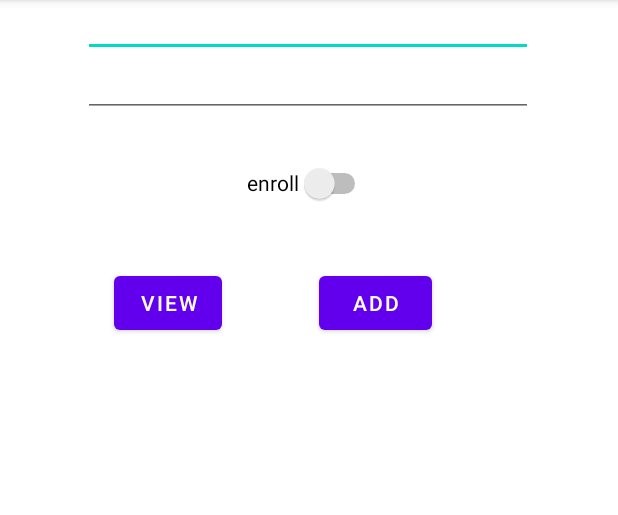
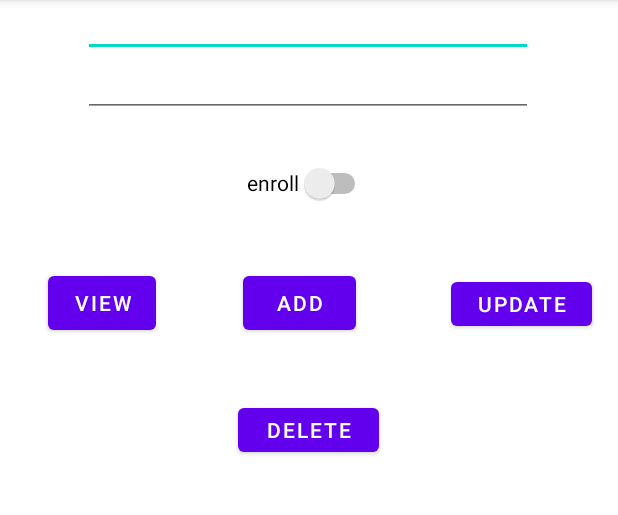
Before and after one commit to LaibaAftab/database, an Android app: the screen it shows after launch (MainActivity), on a phone screen of 412 x 824 dp, the part 84-599 px from its top. Run offline under Robolectric (Android 15) with nearby library versions, the phone set to English and light mode, and no system bars.

```diff
--- a/app/src/main/java/com/example/databasemc/DBhelper.java
+++ b/app/src/main/java/com/example/databasemc/DBhelper.java
@@ -5,6 +5,7 @@ import android.content.Context;
 import android.database.Cursor;
 import android.database.sqlite.SQLiteDatabase;
 import android.database.sqlite.SQLiteOpenHelper;
+import android.widget.EditText;
 
 import androidx.annotation.Nullable;
 
@@ -59,6 +60,18 @@ public class DBhelper extends SQLiteOpenHelper {
         //else{return true;}
     }
 
+    public boolean update(String s, String roll) {
+        SQLiteDatabase db = this.getReadableDatabase();
+        db.execSQL("UPDATE "+STUDENT_TABLE+" SET "+ STUDENT_NAME +"= "+"'"+s+"' "+ " WHERE "+ STUDENT_ROLL+" = "+"'"+roll+"'");
+        return true;
+    }
+
+    public boolean delete(String s, String roll) {
+        SQLiteDatabase db = this.getReadableDatabase();
+        db.execSQL("Delete FROM "+STUDENT_TABLE+" WHERE "+ STUDENT_NAME +"= "+"'"+s+"' "+ " AND "+ STUDENT_ROLL+" = "+"'"+roll+"'");
+        return true;
+    }
+
     public ArrayList<StudentModel> getAllStudents() {
 
         SQLiteDatabase db = this.getReadableDatabase();
--- a/app/src/main/java/com/example/databasemc/MainActivity.java
+++ b/app/src/main/java/com/example/databasemc/MainActivity.java
@@ -15,7 +15,7 @@ import java.util.List;
 
 public class MainActivity extends AppCompatActivity {
 
-    Button add,view;
+    Button add,view,update,delete;
     Switch enroll;
     EditText n,r;
     StudentModel studentModel;
@@ -26,6 +26,8 @@ public class MainActivity extends AppCompatActivity {
         setContentView(R.layout.activity_main);
         add = (Button)findViewById(R.id.button2);
         view = (Button)findViewById(R.id.button);
+        update = (Button)findViewById(R.id.button3);
+        delete = (Button)findViewById(R.id.button4);
         enroll = (Switch)findViewById(R.id.switch1);
         n =(EditText) findViewById(R.id.name);
         r =(EditText) findViewById(R.id.name2);
@@ -56,5 +58,21 @@ public class MainActivity extends AppCompatActivity {
                 listViewStudent.setAdapter(arrayAdapter);
             }
         });
+
+        update.setOnClickListener(new View.OnClickListener() {
+            @Override
+            public void onClick(View view) {
+                DBhelper dbHelper = new DBhelper(MainActivity.this);
+                dbHelper.update(n.getText().toString(),r.getText().toString());
+            }
+        });
+
+        delete.setOnClickListener(new View.OnClickListener() {
+            @Override
+            public void onClick(View view) {
+                DBhelper dbHelper = new DBhelper(MainActivity.this);
+                dbHelper.delete(n.getText().toString(),r.getText().toString());
+            }
+        });
     }
 }
--- a/app/src/main/res/layout/activity_main.xml
+++ b/app/src/main/res/layout/activity_main.xml
@@ -5,6 +5,19 @@
     android:layout_width="match_parent"
     android:layout_height="match_parent"
     tools:context=".MainActivity">
+
+    <Button
+        android:id="@+id/button4"
+        android:layout_width="94dp"
+        android:layout_height="41dp"
+        android:layout_marginTop="120dp"
+        android:text="Delete"
+        app:layout_constraintBottom_toBottomOf="@+id/listViewStudent"
+        app:layout_constraintEnd_toEndOf="parent"
+        app:layout_constraintHorizontal_bias="0.498"
+        app:layout_constraintStart_toStartOf="parent"
+        app:layout_constraintTop_toBottomOf="@+id/switch1"
+        app:layout_constraintVertical_bias="0.0" />
 
     <EditText
         android:id="@+id/name"
@@ -27,6 +40,7 @@
         android:layout_height="22dp"
         android:layout_marginTop="56dp"
         android:hint="Enter roll number"
+        android:shadowColor="@color/black"
         android:textColor="@color/black"
         android:textColorHint="@color/black"
         app:layout_constraintEnd_toEndOf="parent"
@@ -49,9 +63,21 @@
         android:id="@+id/button"
         android:layout_width="72dp"
         android:layout_height="48dp"
-        android:layout_marginStart="76dp"
+        android:layout_marginStart="32dp"
         android:layout_marginTop="32dp"
         android:text="view"
+        app:layout_constraintStart_toStartOf="parent"
+        app:layout_constraintTop_toBottomOf="@+id/switch1" />
+
+
+    <Button
+        android:id="@+id/button3"
+        android:layout_width="94dp"
+        android:layout_height="41dp"
+        android:layout_marginTop="36dp"
+        android:text="update"
+        app:layout_constraintEnd_toEndOf="parent"
+        app:layout_constraintHorizontal_bias="0.946"
         app:layout_constraintStart_toStartOf="parent"
         app:layout_constraintTop_toBottomOf="@+id/switch1" />
 
@@ -63,17 +89,19 @@
         android:layout_marginEnd="60dp"
         android:text="Add"
         app:layout_constraintEnd_toEndOf="parent"
+        app:layout_constraintHorizontal_bias="0.337"
         app:layout_constraintStart_toEndOf="@+id/button"
         app:layout_constraintTop_toBottomOf="@+id/switch1" />
-
 
     <ListView
         android:id="@+id/listViewStudent"
         android:layout_width="match_parent"
         android:layout_height="wrap_content"
-        android:layout_marginTop="32dp"
+        android:layout_marginTop="124dp"
+        app:layout_constraintBottom_toBottomOf="parent"
         app:layout_constraintEnd_toEndOf="parent"
         app:layout_constraintHorizontal_bias="0.0"
         app:layout_constraintStart_toStartOf="parent"
-        app:layout_constraintTop_toBottomOf="@id/button2" />
+        app:layout_constraintTop_toBottomOf="@+id/button2"
+        app:layout_constraintVertical_bias="0.063" />
 </androidx.constraintlayout.widget.ConstraintLayout>
```
